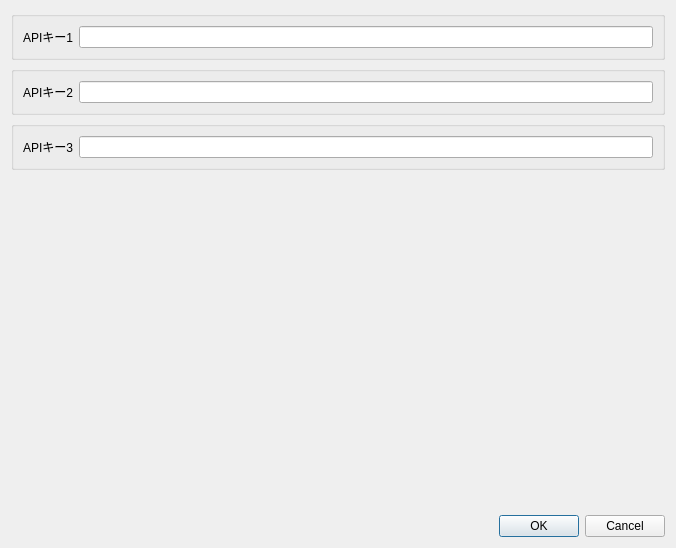
The window that ui/apikey_keep.ui (MIERUNE/tmu-planning-plugin) describes before a commit, drawn with Qt 5.
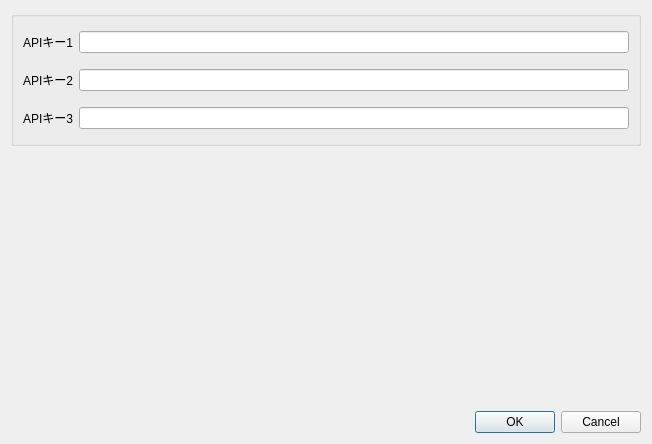
The same window after the commit.

Commit message: APIキーを保持する処理の追加

```diff
--- a/ui/apikey_keep.ui
+++ b/ui/apikey_keep.ui
@@ -6,8 +6,8 @@
    <rect>
     <x>0</x>
     <y>0</y>
-    <width>676</width>
-    <height>548</height>
+    <width>652</width>
+    <height>444</height>
    </rect>
   </property>
   <property name="windowTitle">
@@ -22,6 +22,15 @@
      <layout class="QVBoxLayout" name="verticalLayout_3">
       <item>
        <layout class="QGridLayout" name="apikeyGrid_1">
+        <property name="topMargin">
+         <number>5</number>
+        </property>
+        <property name="bottomMargin">
+         <number>5</number>
+        </property>
+        <property name="spacing">
+         <number>-1</number>
+        </property>
         <item row="0" column="0">
          <widget class="QLabel" name="apikeyLabel_1">
           <property name="text">
@@ -30,24 +39,18 @@
          </widget>
         </item>
         <item row="0" column="1">
-         <widget class="QLineEdit" name="apiKeyLineEdit_1"/>
+         <widget class="QLineEdit" name="apikeyLineEdit_1"/>
         </item>
        </layout>
       </item>
-     </layout>
-    </widget>
-   </item>
-   <item>
-    <widget class="QGroupBox" name="group_apikey_2">
-     <property name="title">
-      <string/>
-     </property>
-     <layout class="QVBoxLayout" name="verticalLayout_2">
       <item>
        <layout class="QGridLayout" name="apikeyGrid_2">
-        <item row="0" column="1">
-         <widget class="QLineEdit" name="apikeyLineEdit_2"/>
-        </item>
+        <property name="topMargin">
+         <number>5</number>
+        </property>
+        <property name="bottomMargin">
+         <number>5</number>
+        </property>
         <item row="0" column="0">
          <widget class="QLabel" name="apikeyLabel_2">
           <property name="text">
@@ -55,22 +58,19 @@
           </property>
          </widget>
         </item>
+        <item row="0" column="1">
+         <widget class="QLineEdit" name="apikeyLineEdit_2"/>
+        </item>
        </layout>
       </item>
-     </layout>
-    </widget>
-   </item>
-   <item>
-    <widget class="QGroupBox" name="group_apikey_3">
-     <property name="title">
-      <string/>
-     </property>
-     <layout class="QVBoxLayout" name="verticalLayout">
       <item>
        <layout class="QGridLayout" name="apikeyGrid_3">
-        <item row="0" column="1">
-         <widget class="QLineEdit" name="apiKeyLineEdit_3"/>
-        </item>
+        <property name="topMargin">
+         <number>5</number>
+        </property>
+        <property name="bottomMargin">
+         <number>5</number>
+        </property>
         <item row="0" column="0">
          <widget class="QLabel" name="apikeyLabel_3">
           <property name="text">
@@ -78,6 +78,9 @@
           </property>
          </widget>
         </item>
+        <item row="0" column="1">
+         <widget class="QLineEdit" name="apikeyLineEdit_3"/>
+        </item>
        </layout>
       </item>
      </layout>
```
The commit also changes 2 other files.
